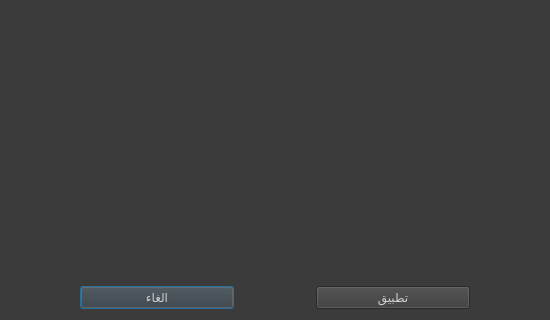
The window that gui/openai_key_setup_dialog/openai_key_setup_dialog.ui (masalha-alaa/quran-counter) describes before a commit, drawn with Qt 5; both pictures show x 85 to 635 and y 176 to 496 of the 720 by 496 pixel window.
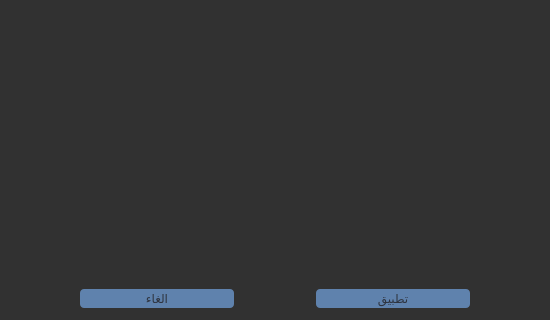
The same window after the commit.

What changed in the file:
```diff
--- a/gui/openai_key_setup_dialog/openai_key_setup_dialog.ui
+++ b/gui/openai_key_setup_dialog/openai_key_setup_dialog.ui
@@ -14,9 +14,33 @@
    <string>تثبيت المفتاح</string>
   </property>
   <property name="styleSheet">
-   <string notr="true">background-color: rgb(59, 59, 59);
-color: rgb(207, 207, 207);
-font: 400 14pt &quot;Calibri&quot;;</string>
+   <string notr="true">QWidget {
+    background-color: rgb(49, 49, 49);
+    color: rgb(207, 207, 207);
+    font: 400 15pt &quot;Calibri&quot;;
+}
+
+/* Button styling */
+QPushButton {
+    background-color: #5F82AD;
+    color: #2E3440;
+    border: none;
+    border-radius: 4px;
+    padding: 2px 2px;
+}
+
+QPushButton:hover {
+    background-color: #81A1C1;
+}
+
+QPushButton:pressed {
+    background-color: #6E90B5;
+}
+
+QPushButton:disabled {
+    background-color: #838383;
+}
+</string>
   </property>
   <layout class="QVBoxLayout" name="verticalLayout_2" stretch="1,0,5,1">
    <property name="sizeConstraint">
```
